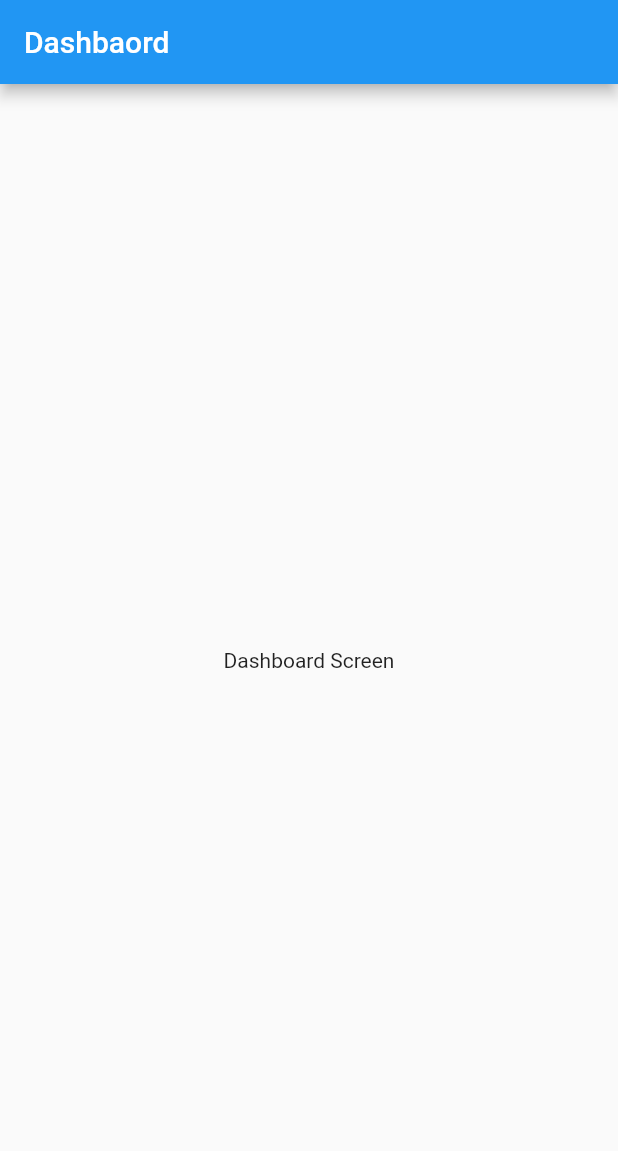
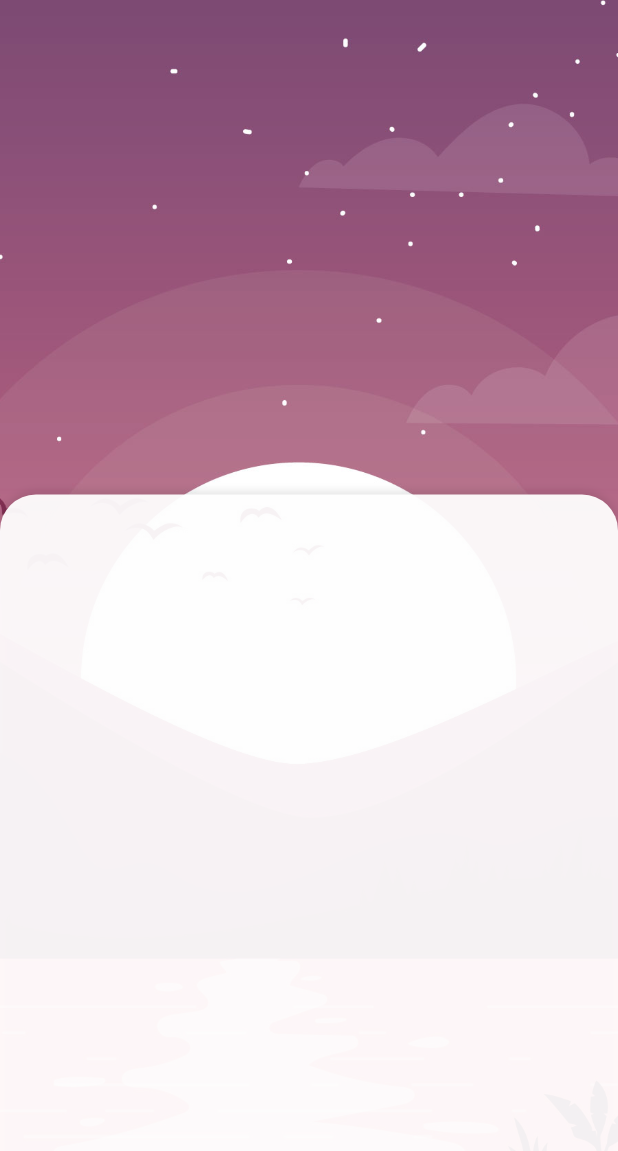
Before and after one commit to krzychudz/Flutter-weather-app, a Flutter app: the screen it shows after launch, on a phone screen of 412 x 824 dp. Shown: the top 1151 px of the screen. Run offline on Flutter 3.47's test engine with Material 2 defaults, Android fonts, the phone set to English and light mode, and no system bars; generated files the repository leaves out were written again.

Commit message:
Setup dashbaord screen

```diff
--- a/lib/screens/dashbaord_screen.dart
+++ b/lib/screens/dashbaord_screen.dart
@@ -3,12 +3,36 @@ import 'package:flutter/material.dart';
 class DashboardScreen extends StatelessWidget {
   @override
   Widget build(BuildContext context) {
+    double screenHeight = MediaQuery.of(context).size.height;
+
     return Scaffold(
-      appBar: AppBar(
-        title: Text("Dashbaord"),
-      ),
       body: Center(
-        child: Text("Dashboard Screen"),
+        child: Container(
+          alignment: Alignment.bottomCenter,
+          decoration: BoxDecoration(
+            image: DecorationImage(
+              image: AssetImage("assets/images/landscape_vector.png"),
+              fit: BoxFit.cover,
+            ),
+          ),
+          child: Container(
+            height: screenHeight * (6 / 10),
+            decoration: BoxDecoration(
+              borderRadius: BorderRadius.only(
+                topRight: Radius.circular(24),
+                topLeft: Radius.circular(24),
+              ),
+              boxShadow: [
+                BoxShadow(
+                  color: Color.fromARGB(25, 0, 0, 0),
+                  offset: Offset(0.0, -2.0),
+                  blurRadius: 4.0,
+                ),
+              ],
+              color: Color.fromARGB(240, 255, 255, 255),
+            ),
+          ),
+        ),
       ),
     );
   }
--- a/pubspec.yaml
+++ b/pubspec.yaml
@@ -55,6 +55,7 @@ flutter:
 
   assets:
     - secrets.json
+    - assets/images/landscape_vector.png
 
   # An image asset can refer to one or more resolution-specific "variants", see
   # https://flutter.dev/assets-and-images/#resolution-aware.
```
Also changed, not shown: assets/images/landscape_vector.png (added).
